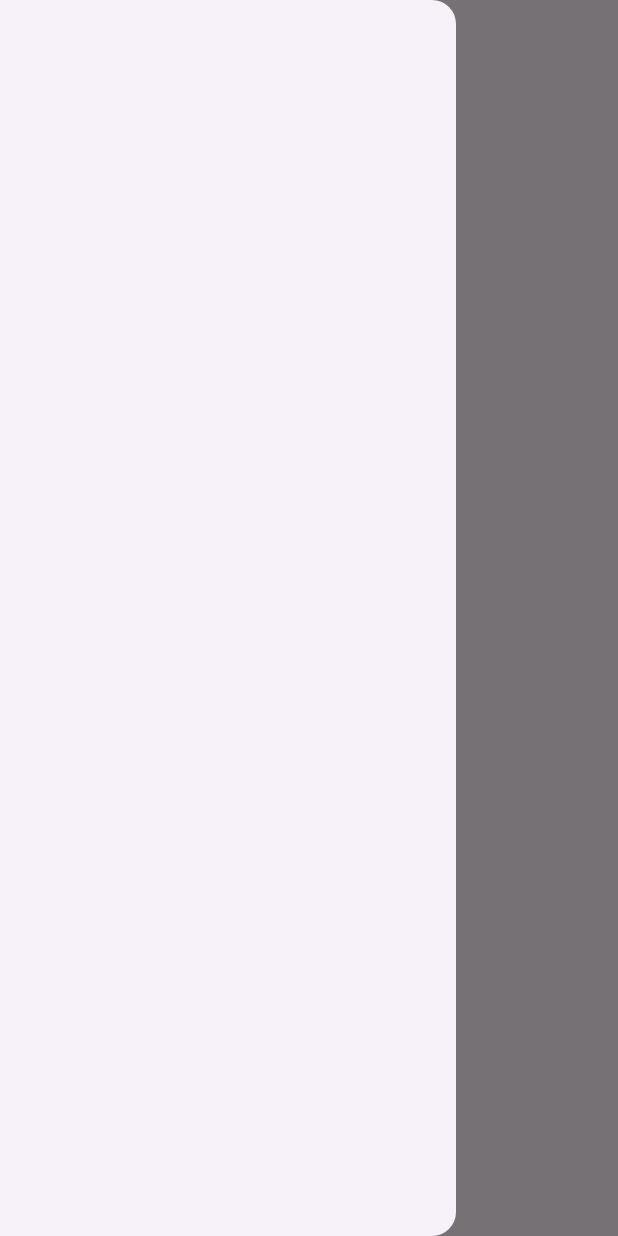
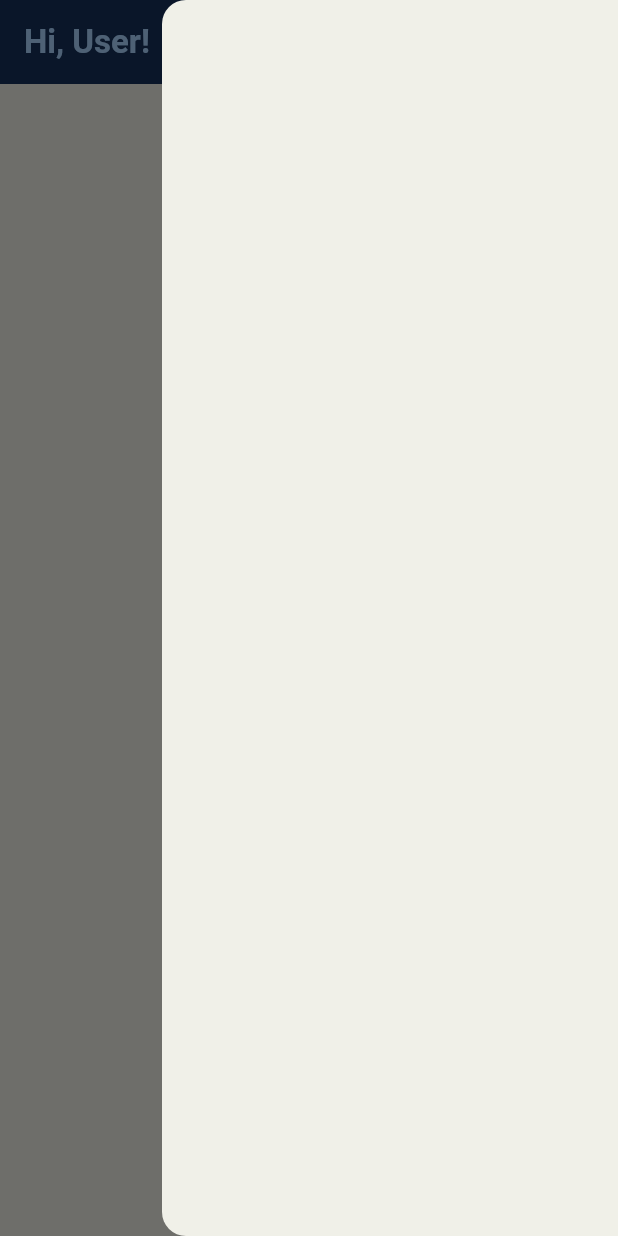
Before and after one commit to KelpinHarr/project_bazzar, a Flutter app: the screen it shows after launch, with the side drawer open, on a phone screen of 412 x 824 dp. Run offline on Flutter 3.47's test engine with Material 3 defaults, Android fonts, the light colour scheme and no system bars.

Commit message:
background color + sidebar menu

```diff
--- a/lib/main.dart
+++ b/lib/main.dart
@@ -8,13 +8,10 @@
 class MyApp extends StatelessWidget {
   const MyApp({super.key});
 
-  // This widget is the root of your application.
   @override
   Widget build(BuildContext context) {
     return MaterialApp(
-      theme: ThemeData(
-        primarySwatch: Colors.blue
-      ),
+      debugShowCheckedModeBanner: false,
       home: HomePage(),
     );
   }
@@ -32,9 +29,17 @@
   Widget build(BuildContext context) {
     return Scaffold(
       appBar: AppBar(
-        title: Text("Hi, User!"),
+        title: Text(
+          "Hi, User!",
+          style:
+              TextStyle(color: Color(0xffAAD4FF), fontWeight: FontWeight.bold),
+        ),
+        elevation: 10,
+        backgroundColor: Color(0xff0A2B4E),
+        iconTheme: IconThemeData(color: Color(0xffAAD4FF)),
       ),
-      drawer: NavBar(),
+      endDrawer: NavBar(),
+      backgroundColor: Color(0xffF0F0E8),
     );
   }
 }
--- a/lib/stand/navbar.dart
+++ b/lib/stand/navbar.dart
@@ -6,7 +6,7 @@
   @override
   Widget build(BuildContext context) {
     return Drawer(
-
+      backgroundColor: Color(0xffF0F0E8),
     );
   }
 }
```
